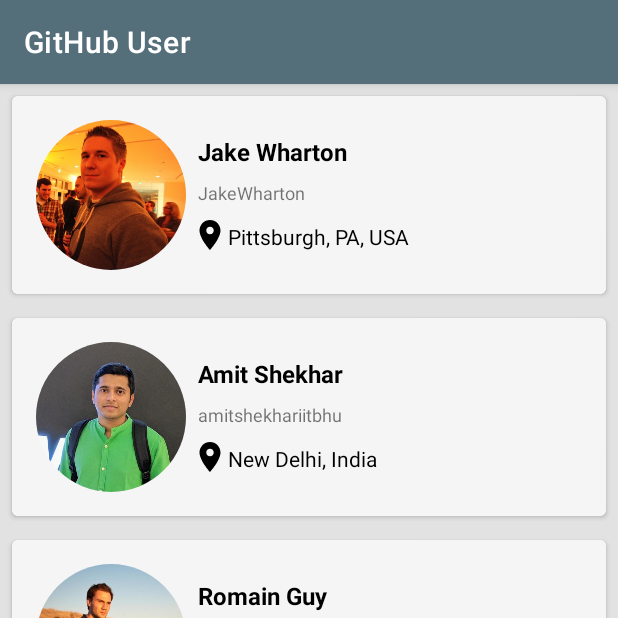
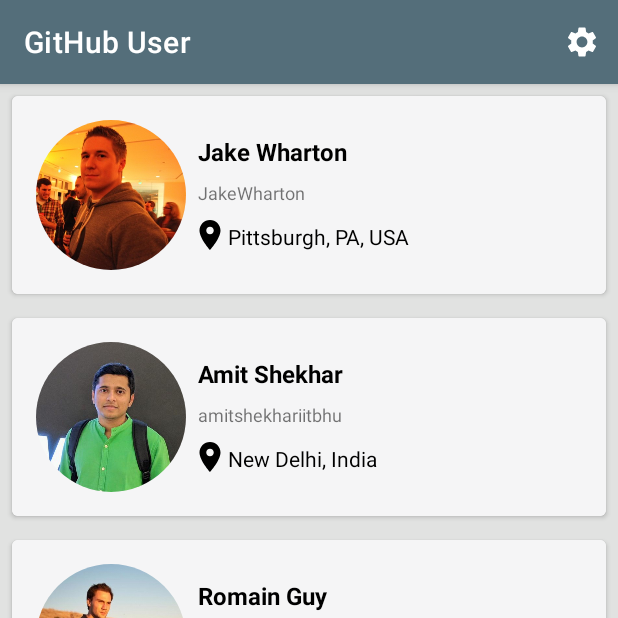
Before and after one commit to fadlan7/Android-Fundamental, an Android app: the screen it shows after launch (MainActivity), on a phone screen of 412 x 824 dp, the top half of it. Run offline under Robolectric (Android 15) with nearby library versions, the phone set to English and light mode, and no system bars; our stand-ins replace CircleImageView.

Commit message:
create setting menu

```diff
--- a/app/build.gradle
+++ b/app/build.gradle
@@ -42,7 +42,11 @@ dependencies {
     implementation 'com.google.android.material:material:1.5.0'
     implementation 'androidx.constraintlayout:constraintlayout:2.1.3'
     implementation 'de.hdodenhof:circleimageview:3.1.0'
+    implementation 'androidx.legacy:legacy-support-v4:1.0.0'
     testImplementation 'junit:junit:4.+'
     androidTestImplementation 'androidx.test.ext:junit:1.1.3'
     androidTestImplementation 'androidx.test.espresso:espresso-core:3.4.0'
+
+    implementation 'com.loopj.android:android-async-http:1.4.9'
+    implementation 'androidx.fragment:fragment-ktx:1.4.1'
 }
--- a/app/src/main/java/com/fadlan/githubuserapp/MainActivity.kt
+++ b/app/src/main/java/com/fadlan/githubuserapp/MainActivity.kt
@@ -4,6 +4,8 @@ import android.content.Intent
 import android.content.res.Configuration
 import androidx.appcompat.app.AppCompatActivity
 import android.os.Bundle
+import android.view.Menu
+import android.view.MenuItem
 import android.widget.Toast
 import androidx.recyclerview.widget.GridLayoutManager
 import androidx.recyclerview.widget.LinearLayoutManager
@@ -28,6 +30,23 @@ class MainActivity : AppCompatActivity() {
 
         list.addAll(listUsers)
         showRecyclerList()
+    }
+
+    override fun onCreateOptionsMenu(menu: Menu): Boolean {
+        val inflater = menuInflater
+        inflater.inflate(R.menu.option_menu, menu)
+        return true
+    }
+
+    override fun onOptionsItemSelected(item: MenuItem): Boolean {
+        when(item.itemId){
+            R.id.setting_menu -> {
+                val i = Intent(this, SettingActivity::class.java)
+                startActivity(i)
+                return true
+            }
+            else -> return true
+        }
     }
 
     private val listUsers: ArrayList<User>
--- /dev/null
+++ b/app/src/main/res/drawable/ic_baseline_search_24.xml
@@ -0,0 +1,5 @@
+<vector android:height="24dp" android:tint="#FFFFFF"
+    android:viewportHeight="24" android:viewportWidth="24"
+    android:width="24dp" xmlns:android="http://schemas.android.com/apk/res/android">
+    <path android:fillColor="@android:color/white" android:pathData="M15.5,14h-0.79l-0.28,-0.27C15.41,12.59 16,11.11 16,9.5 16,5.91 13.09,3 9.5,3S3,5.91 3,9.5 5.91,16 9.5,16c1.61,0 3.09,-0.59 4.23,-1.57l0.27,0.28v0.79l5,4.99L20.49,19l-4.99,-5zM9.5,14C7.01,14 5,11.99 5,9.5S7.01,5 9.5,5 14,7.01 14,9.5 11.99,14 9.5,14z"/>
+</vector>
--- /dev/null
+++ b/app/src/main/res/drawable/ic_baseline_settings_24.xml
@@ -0,0 +1,5 @@
+<vector android:height="24dp" android:tint="#FFFFFF"
+    android:viewportHeight="24" android:viewportWidth="24"
+    android:width="24dp" xmlns:android="http://schemas.android.com/apk/res/android">
+    <path android:fillColor="@android:color/white" android:pathData="M19.14,12.94c0.04,-0.3 0.06,-0.61 0.06,-0.94c0,-0.32 -0.02,-0.64 -0.07,-0.94l2.03,-1.58c0.18,-0.14 0.23,-0.41 0.12,-0.61l-1.92,-3.32c-0.12,-0.22 -0.37,-0.29 -0.59,-0.22l-2.39,0.96c-0.5,-0.38 -1.03,-0.7 -1.62,-0.94L14.4,2.81c-0.04,-0.24 -0.24,-0.41 -0.48,-0.41h-3.84c-0.24,0 -0.43,0.17 -0.47,0.41L9.25,5.35C8.66,5.59 8.12,5.92 7.63,6.29L5.24,5.33c-0.22,-0.08 -0.47,0 -0.59,0.22L2.74,8.87C2.62,9.08 2.66,9.34 2.86,9.48l2.03,1.58C4.84,11.36 4.8,11.69 4.8,12s0.02,0.64 0.07,0.94l-2.03,1.58c-0.18,0.14 -0.23,0.41 -0.12,0.61l1.92,3.32c0.12,0.22 0.37,0.29 0.59,0.22l2.39,-0.96c0.5,0.38 1.03,0.7 1.62,0.94l0.36,2.54c0.05,0.24 0.24,0.41 0.48,0.41h3.84c0.24,0 0.44,-0.17 0.47,-0.41l0.36,-2.54c0.59,-0.24 1.13,-0.56 1.62,-0.94l2.39,0.96c0.22,0.08 0.47,0 0.59,-0.22l1.92,-3.32c0.12,-0.22 0.07,-0.47 -0.12,-0.61L19.14,12.94zM12,15.6c-1.98,0 -3.6,-1.62 -3.6,-3.6s1.62,-3.6 3.6,-3.6s3.6,1.62 3.6,3.6S13.98,15.6 12,15.6z"/>
+</vector>
--- a/app/src/main/res/layout/activity_main.xml
+++ b/app/src/main/res/layout/activity_main.xml
@@ -4,8 +4,13 @@
     xmlns:tools="http://schemas.android.com/tools"
     android:layout_width="match_parent"
     android:layout_height="match_parent"
-    tools:context=".MainActivity"
-    android:background="@color/background">
+    android:background="@color/background"
+    tools:context=".MainActivity">
+
+<!--    <FrameLayout-->
+<!--        android:id="@+id/setting_container"-->
+<!--        android:layout_width="match_parent"-->
+<!--        android:layout_height="match_parent" />-->
 
     <androidx.recyclerview.widget.RecyclerView
         android:id="@+id/rv_users"
--- a/app/src/main/res/layout/users_list.xml
+++ b/app/src/main/res/layout/users_list.xml
@@ -48,7 +48,8 @@
             android:src="@drawable/ic_baseline_location_on_24_black"
             card_view:layout_constraintStart_toEndOf="@+id/iv_users_photo"
             card_view:layout_constraintTop_toBottomOf="@+id/tv_username"
-            card_view:tint="@color/black" />
+            card_view:tint="@color/black"
+            android:contentDescription="@string/location_icon" />
 
         <TextView
             android:id="@+id/tv_location"
--- /dev/null
+++ b/app/src/main/res/menu/option_menu.xml
@@ -0,0 +1,10 @@
+<?xml version="1.0" encoding="utf-8"?>
+<menu xmlns:android="http://schemas.android.com/apk/res/android"
+    xmlns:app="http://schemas.android.com/apk/res-auto">
+
+    <item
+        android:id="@+id/setting_menu"
+        android:icon="@drawable/ic_baseline_settings_24"
+        android:title="@string/setting_menu"
+        app:showAsAction="always" />
+</menu>
--- a/app/src/main/res/values/strings.xml
+++ b/app/src/main/res/values/strings.xml
@@ -15,6 +15,7 @@
     <string name="location_icon">location_icon</string>
     <string name="company_icon">company_icon</string>
     <string name="github_logo">GitHub Logo</string>
+    <string name="setting_menu">Setting</string>
 
     <string-array name="username">
         <item>JakeWharton</item>
```
Also changed, not shown: app/src/main/AndroidManifest.xml (+8 -4 lines), app/src/main/java/com/fadlan/githubuserapp/SettingActivity.kt (added, +11 -0 lines), app/src/main/res/layout/activity_setting.xml (added, +12 -0 lines).
